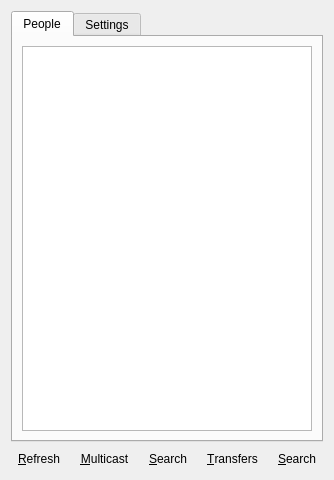
First picture: the form in ui/peerdialog.ui, repository shaan7/Kapotah, before the edit.
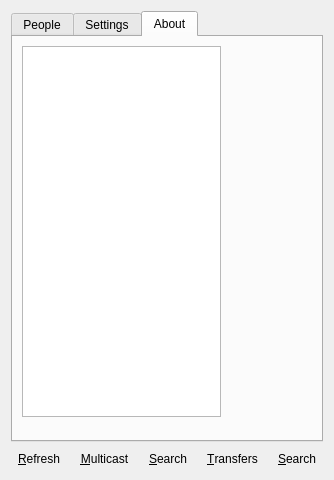
Second picture: the form after the edit. The open tabs and pages were chosen to show the change. Icons and pictures are not drawn.

Commit message: Added "About" tab.

Diff of the .ui file:
```diff
--- a/ui/peerdialog.ui
+++ b/ui/peerdialog.ui
@@ -9,7 +9,7 @@
    <rect>
     <x>0</x>
     <y>0</y>
-    <width>226</width>
+    <width>239</width>
     <height>480</height>
    </rect>
   </property>
@@ -19,8 +19,8 @@
   <property name="layoutDirection">
    <enum>Qt::LeftToRight</enum>
   </property>
-  <layout class="QVBoxLayout" name="verticalLayout_2">
-   <item>
+  <layout class="QGridLayout" name="gridLayout_2">
+   <item row="0" column="0">
     <widget class="QTabWidget" name="tabWidget">
      <property name="currentIndex">
       <number>0</number>
@@ -29,8 +29,8 @@
       <attribute name="title">
        <string>People</string>
       </attribute>
-      <layout class="QVBoxLayout" name="verticalLayout">
-       <item>
+      <layout class="QGridLayout" name="gridLayout_3">
+       <item row="0" column="0">
         <widget class="QListView" name="peersListView"/>
        </item>
       </layout>
@@ -150,9 +150,24 @@
        </item>
       </layout>
      </widget>
+     <widget class="QWidget" name="tab_3">
+      <attribute name="title">
+       <string>About</string>
+      </attribute>
+      <widget class="QPlainTextEdit" name="aboutText">
+       <property name="geometry">
+        <rect>
+         <x>9</x>
+         <y>9</y>
+         <width>199</width>
+         <height>371</height>
+        </rect>
+       </property>
+      </widget>
+     </widget>
     </widget>
    </item>
-   <item>
+   <item row="1" column="0">
     <layout class="QHBoxLayout" name="horizontalLayout">
      <item>
       <widget class="QToolButton" name="refreshButton">
```
